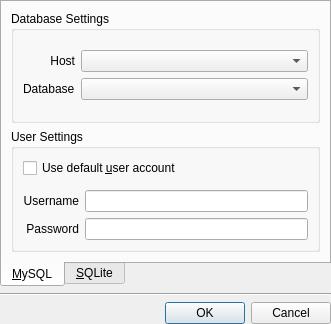
This is ui/dblogin.ui in pwizard2/robojournal as Qt 5 draws it before an edit. The edited form follows.
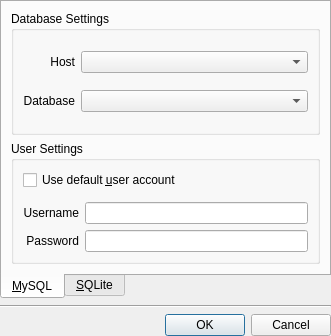
This is the edited form. Icons and pictures are not drawn.

Commit message: streamlined dblogin appearance

What changed in the file:
```diff
--- a/ui/dblogin.ui
+++ b/ui/dblogin.ui
@@ -7,7 +7,7 @@
     <x>0</x>
     <y>0</y>
     <width>331</width>
-    <height>324</height>
+    <height>336</height>
    </rect>
   </property>
   <property name="windowTitle">
@@ -55,8 +55,6 @@
          <property name="title">
           <string>Database Settings</string>
          </property>
-         <layout class="QVBoxLayout" name="verticalLayout_4">
-          <item>
            <layout class="QGridLayout" name="gridLayout" columnstretch="0,1">
             <item row="0" column="0">
              <widget class="QLabel" name="label">
@@ -76,12 +74,13 @@
               <property name="text">
                <string>Database</string>
               </property>
+            <property name="alignment">
+             <set>Qt::AlignRight|Qt::AlignTrailing|Qt::AlignVCenter</set>
+            </property>
              </widget>
             </item>
             <item row="1" column="1">
              <widget class="QComboBox" name="WhichDB"/>
-            </item>
-           </layout>
           </item>
          </layout>
         </widget>
```
Lines whose indentation alone changed are shown as unchanged. The commit also changes 4 other files.
